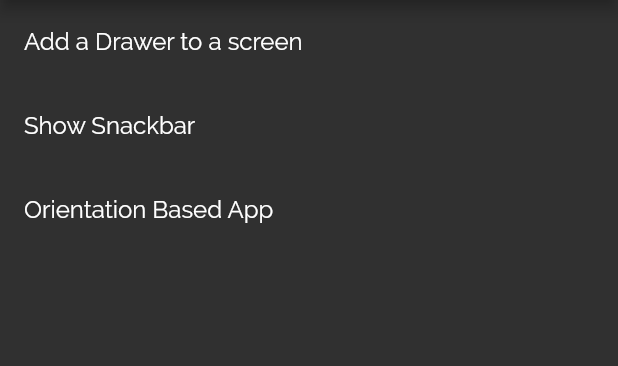
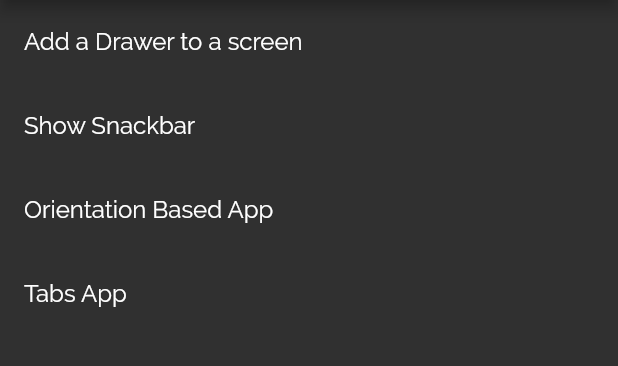
Before and after one commit to MudOnTire/flutter_demos, a Flutter app: the DesignDemos screen opened by its route, on a phone screen of 412 x 824 dp, the part 84-450 px from its top. Run offline on Flutter 3.47's test engine with Material 2 defaults, Android fonts, the phone set to English and light mode, and no system bars.

Commit message:
add android style tabs app demo

```diff
--- a/lib/main.dart
+++ b/lib/main.dart
@@ -7,6 +7,7 @@ import 'package:flutter_layout_demo/pages/design/Demos.dart';
 import 'package:flutter_layout_demo/pages/design/drawer-app/DrawerApp.dart';
 import 'package:flutter_layout_demo/pages/design/orientation/OrientationBasedApp.dart';
 import 'package:flutter_layout_demo/pages/design/snackbar/SnackbarApp.dart';
+import 'package:flutter_layout_demo/pages/design/tabs-app/TabsApp.dart';
 import 'package:flutter_layout_demo/pages/home.dart';
 import 'package:flutter_layout_demo/pages/layout/layout.dart';
 import 'package:flutter_layout_demo/pages/navigation/data-to-new-screen/screen_one.dart';
@@ -33,6 +34,7 @@ class MyApp extends StatelessWidget {
           '/design/drawer-app': (context) => DrawerApp(),
           '/design/snackbar': (context) => SnackbarApp(),
           '/design/orientation': (context) => OrientationBasedApp(),
+          '/design/tabs': (context) => TabsApp(),
           // animation
           '/animation': (context) => AnimationDemos(),
           '/animation/page-transition': (context) => RTScreenOne(),
--- a/lib/pages/design/Demos.dart
+++ b/lib/pages/design/Demos.dart
@@ -25,6 +25,12 @@ class DesignDemos extends StatelessWidget {
               Navigator.pushNamed(context, '/design/orientation');
             },
           ),
+          ListTile(
+            title: Text('Tabs App'),
+            onTap: () {
+              Navigator.pushNamed(context, '/design/tabs');
+            },
+          ),
         ],
       ),
     );
```
Also changed, not shown: lib/pages/design/tabs-app/TabsApp.dart (added, +29 -0 lines).
